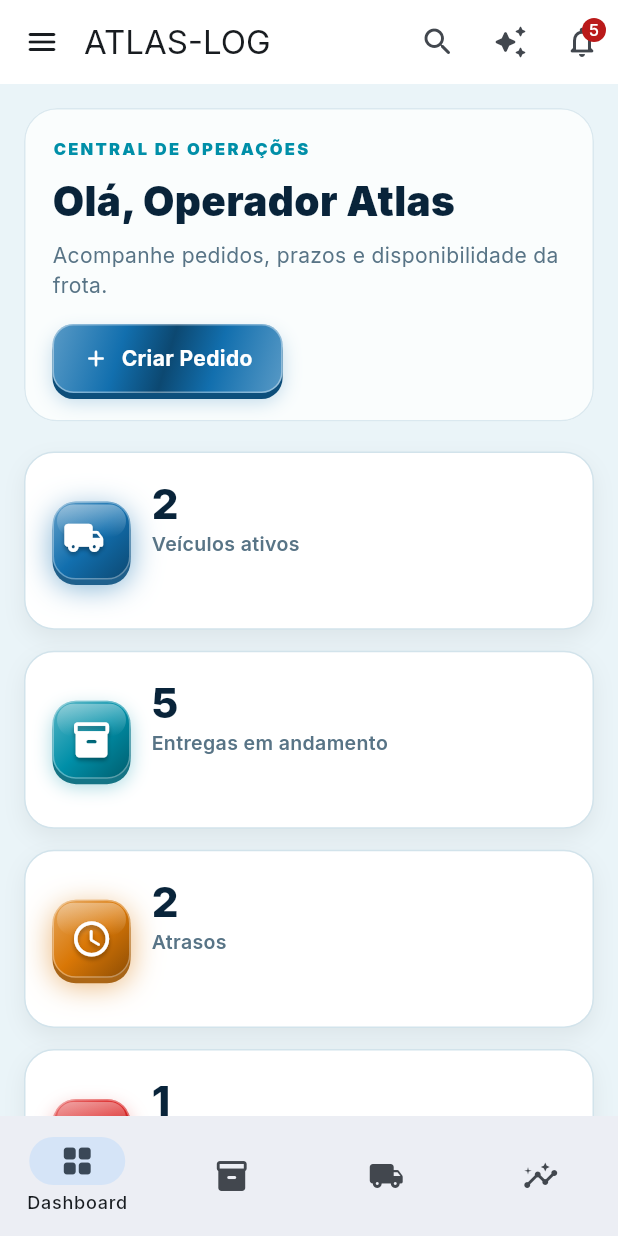
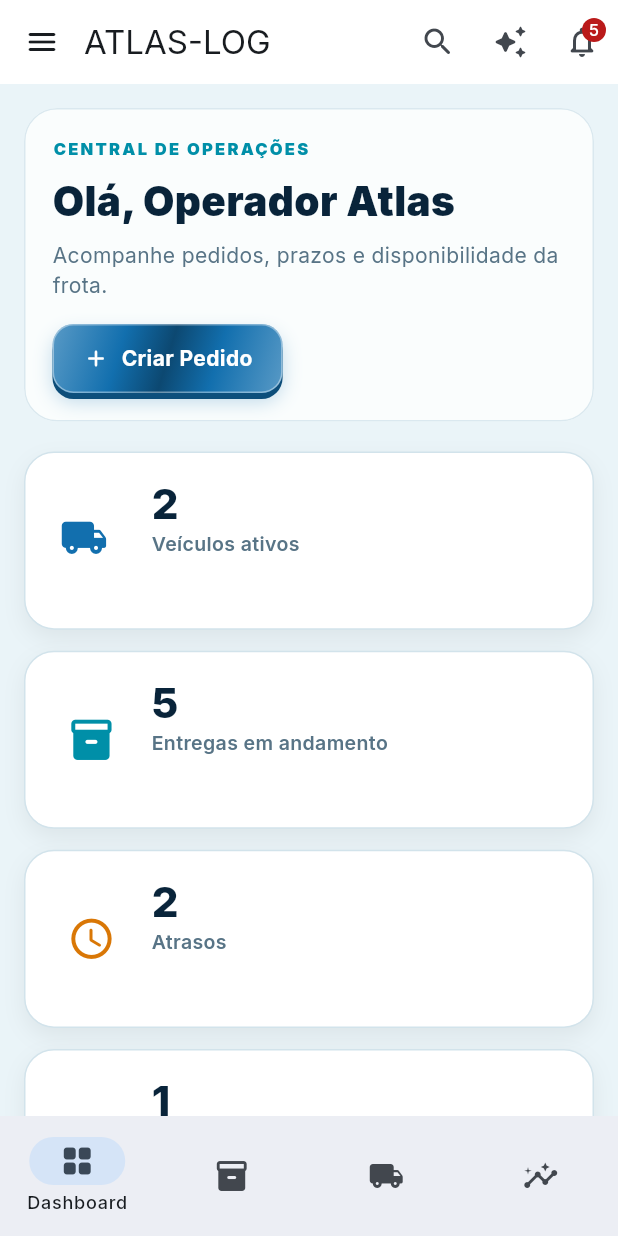
Before and after one commit to leohamil31/ATLAS-LOG-, a Flutter app: the screen it shows after launch, after a tap on "Entrar no ambiente de teste", on a phone screen of 412 x 824 dp. Run offline on Flutter 3.47's test engine with Material 3 defaults, Android fonts, the phone set to English and light mode, and no system bars; our stand-ins replace flutter_map, google_fonts, latlong2, pdf, printing, qr_flutter and 3 more; missing offline and left inert: dart:js_interop.

Commit message:
Simplify animated icons without heavy shadows
Preserve the Atlas 3D icon animations while removing the glossy gradient tiles, bevel shine, and layered drop shadows for a cleaner interface.

Co-authored-by: Copilot <223556219+Copilot@users.noreply.github.com>

```diff
--- a/lib/widgets/icon3d.dart
+++ b/lib/widgets/icon3d.dart
@@ -1,5 +1,4 @@
-/// Ícone com aparência 3D: azulejo em gradiente com brilho, sombras em
-/// camadas e animação própria do glifo (giro, deslize, inclinação 3D...).
+/// Ícone com animação sutil, sem azulejo, brilho plástico ou sombra pesada.
 library;
 
 import 'dart:math' as math;
@@ -86,11 +85,8 @@ class _Icon3DState extends State<Icon3D> with SingleTickerProviderStateMixin {
   }
 
   Widget _glyph(double t, Color glyphColor) {
-    final s = widget.size * 0.54;
-    final shadow = [
-      Shadow(color: Colors.black.withValues(alpha: 0.35), offset: const Offset(0, 2), blurRadius: 3),
-    ];
-    Widget g = Icon(widget.icon, size: s, color: glyphColor, shadows: shadow);
+    final s = widget.size * 0.62;
+    Widget g = Icon(widget.icon, size: s, color: glyphColor);
     final w = math.sin(t * math.pi * 2);
     switch (widget.motion) {
       case IconMotion.spin:
@@ -122,11 +118,7 @@ class _Icon3DState extends State<Icon3D> with SingleTickerProviderStateMixin {
 
   @override
   Widget build(BuildContext context) {
-    final c = widget.muted ? context.ac.border : widget.color;
-    final light = Color.lerp(c, Colors.white, 0.35)!;
-    final dark = Color.lerp(c, Colors.black, 0.35)!;
-    final r = widget.size * 0.3;
-    final glyphColor = widget.muted ? context.ac.muted : Colors.white;
+    final glyphColor = widget.muted ? context.ac.muted : widget.color;
 
     return MouseRegion(
       onEnter: (_) {
@@ -139,55 +131,10 @@ class _Icon3DState extends State<Icon3D> with SingleTickerProviderStateMixin {
       },
       child: AnimatedBuilder(
         animation: _c,
-        builder: (_, _) => Container(
+        builder: (_, _) => SizedBox(
           width: widget.size,
           height: widget.size,
-          decoration: BoxDecoration(
-            borderRadius: BorderRadius.circular(r),
-            gradient: LinearGradient(
-              begin: Alignment.topLeft,
-              end: Alignment.bottomRight,
-              colors: [light, c, dark],
-              stops: const [0, 0.5, 1],
-            ),
-            border: Border.all(color: Colors.white.withValues(alpha: 0.35), width: 1),
-            boxShadow: widget.muted
-                ? null
-                : [
-                    BoxShadow(color: dark.withValues(alpha: 0.9), offset: Offset(0, widget.size * 0.07)),
-                    BoxShadow(
-                      color: c.withValues(alpha: 0.35 + 0.25 * _c.value),
-                      blurRadius: 10 + 8 * _c.value,
-                      offset: const Offset(0, 5),
-                    ),
-                  ],
-          ),
-          child: Stack(
-            alignment: Alignment.center,
-            children: [
-              // Brilho especular na metade de cima.
-              Positioned(
-                top: 1,
-                left: 2,
-                right: 2,
-                height: widget.size * 0.42,
-                child: DecoratedBox(
-                  decoration: BoxDecoration(
-                    borderRadius: BorderRadius.circular(r),
-                    gradient: LinearGradient(
-                      begin: Alignment.topCenter,
-                      end: Alignment.bottomCenter,
-                      colors: [
-                        Colors.white.withValues(alpha: 0.38),
-                        Colors.white.withValues(alpha: 0),
-                      ],
-                    ),
-                  ),
-                ),
-              ),
-              _glyph(_c.value, glyphColor),
-            ],
-          ),
+          child: Center(child: _glyph(_c.value, glyphColor)),
         ),
       ),
     );
```
